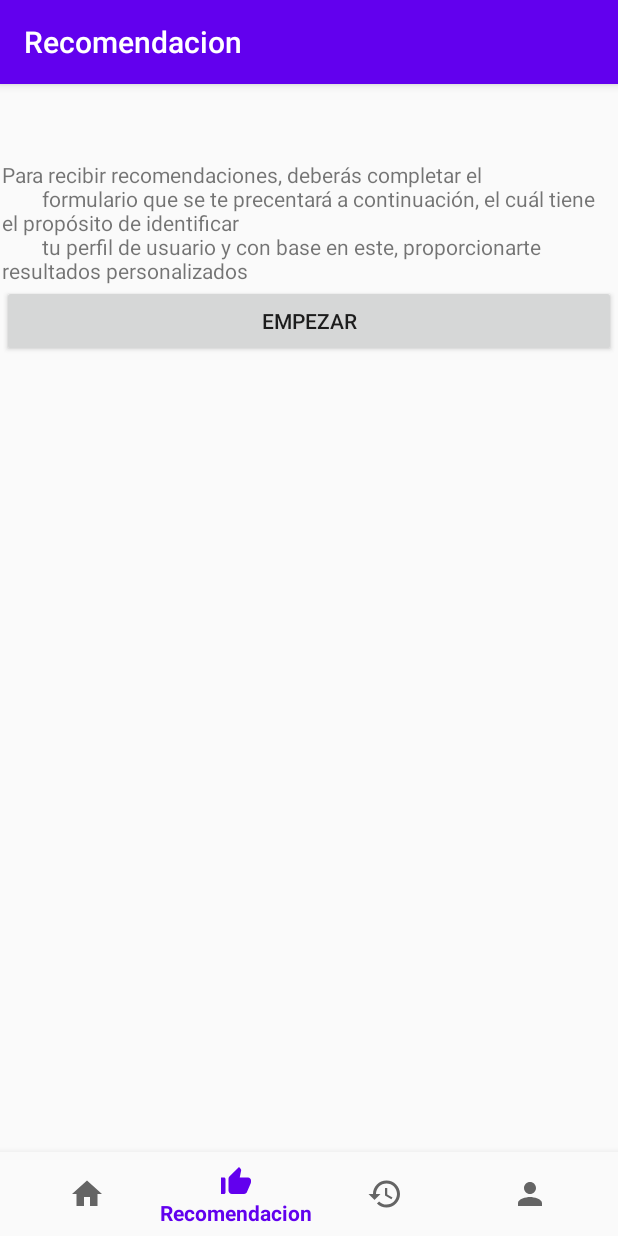
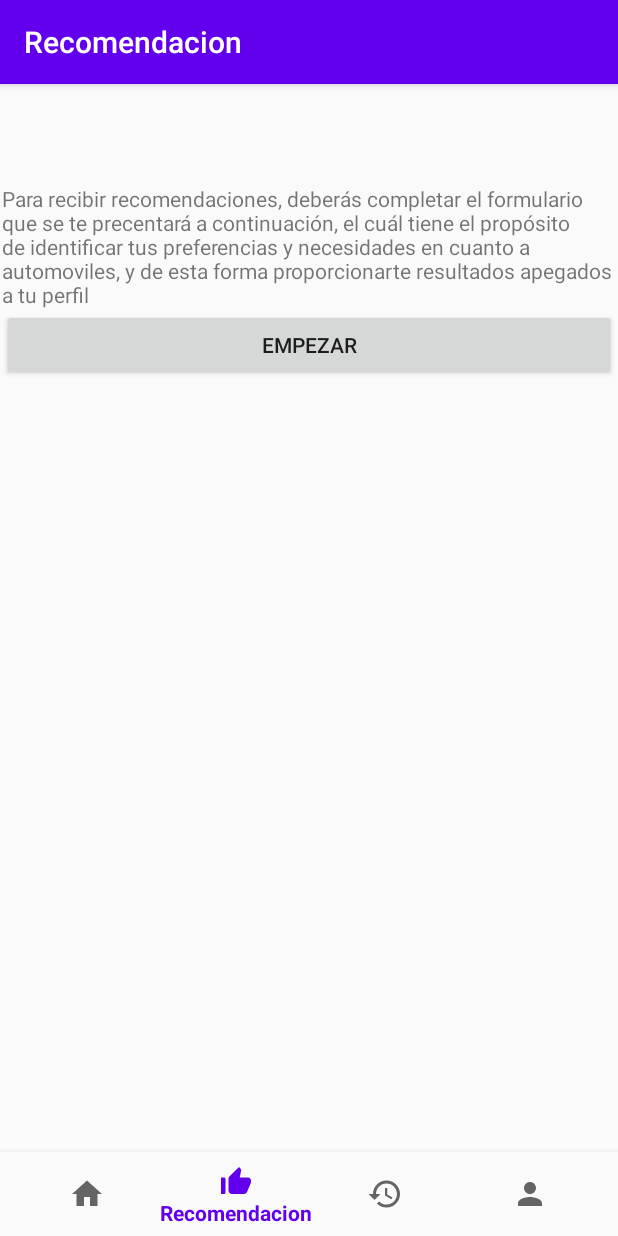
Before and after one commit to bitmarc/Recommender, an Android app: the RecommendationsFragment screen opened through its navigation route, on a phone screen of 412 x 824 dp. Run offline under Robolectric (Android 15) with nearby library versions, the phone set to English and light mode, and no system bars; our stand-ins replace navigation-ui; network calls fail; 4 statements that could not run were skipped.

Commit message:
0.9.6 Se modifico la interfaz grafica y paleta dde colores(beta), se arreglo el error que impedia visualizar el txto de un spinner una vez seleccionado

```diff
--- a/app/src/main/java/com/example/recommender/ui/history/HistoryFragment.java
+++ b/app/src/main/java/com/example/recommender/ui/history/HistoryFragment.java
@@ -70,7 +70,8 @@ public class HistoryFragment extends Fragment implements View.OnClickListener{
         super.onActivityResult(requestCode, resultCode, data);
         if (requestCode == LAUNCH_RECOMMENDATION_RESULT_ACTIVITY_FOR_VIEW) {
             if (resultCode == Activity.RESULT_OK) {
-                Toast.makeText(getActivity(), "ACTUALIZA DATOS", Toast.LENGTH_SHORT).show();
+                //Toast.makeText(getActivity(), "ACTUALIZA DATOS", Toast.LENGTH_SHORT).show();
+                System.out.println("Actualiza datos");
             }
             if (resultCode == Activity.RESULT_CANCELED) {
                 Toast.makeText(getActivity(), "Cancelado", Toast.LENGTH_SHORT).show();
--- a/app/src/main/java/com/example/recommender/ui/recommendations/RecomResult.java
+++ b/app/src/main/java/com/example/recommender/ui/recommendations/RecomResult.java
@@ -161,7 +161,7 @@ public class RecomResult extends AppCompatActivity implements View.OnClickListen
         description.setSingleLine(false);
         sourceString = "<b>" + "A FAVOR: " + "</b> <br> " + score.getPositive() + "<br>"+"<b>" + "En contra: " + "</b> <br> "+score.getNegative();
         description.setText(Html.fromHtml(sourceString));
-        description.setBackgroundResource(R.drawable.tvback);
+        description.setBackgroundResource(R.drawable.tvback);//*********************
         //description.setText(score.getPositive());
         contenedor.addView(description);
 
--- a/app/src/main/java/com/example/recommender/ui/recommendations/RecommendationsFragment.java
+++ b/app/src/main/java/com/example/recommender/ui/recommendations/RecommendationsFragment.java
@@ -48,11 +48,11 @@ public class RecommendationsFragment extends Fragment {
         super.onActivityResult(requestCode, resultCode, data);
         if (requestCode == LAUNCH_RECOMMENDATION_RESULT_ACTIVITY) {
             if (resultCode == Activity.RESULT_OK) {
-                Toast.makeText(getActivity(), "Limpiar pantalla ", Toast.LENGTH_SHORT).show();
+                //Toast.makeText(getActivity(), "Limpiar pantalla ", Toast.LENGTH_SHORT).show();
                 recommendationsViewModel.changeUI(false);
             }
             if (resultCode == Activity.RESULT_CANCELED) {
-                Toast.makeText(getActivity(), "Cancelado", Toast.LENGTH_SHORT).show();
+                //Toast.makeText(getActivity(), "Cancelado", Toast.LENGTH_SHORT).show();
             }
         }
     }
@@ -63,9 +63,7 @@ public class RecommendationsFragment extends Fragment {
         layoutParamsP.setMargins(0, toPixels(20,scale), 0, 0);
         bienvenida = new TextView(context);
         bienvenida.setId(View.generateViewId());
-        bienvenida.setText("Para recibir recomendaciones, deberás completar el\n" +
-                "        formulario que se te precentará a continuación, el cuál tiene el propósito de identificar\n" +
-                "        tu perfil de usuario y con base en este, proporcionarte resultados personalizados");
+        bienvenida.setText(R.string.message_start_recommender);
         parent.addView(bienvenida);
         BtnStart = new Button(context);
         BtnStart.setId(View.generateViewId());
--- /dev/null
+++ b/app/src/main/res/drawable/containerbackdark.xml
@@ -0,0 +1,4 @@
+<shape xmlns:android="http://schemas.android.com/apk/res/android" android:shape="rectangle" >
+    <solid android:color="@color/recomBox1" />
+    <stroke android:width="2dp" android:color="@color/colorPrimary"/>
+</shape>
--- a/app/src/main/res/drawable/tvback.xml
+++ b/app/src/main/res/drawable/tvback.xml
@@ -2,7 +2,7 @@
     android:shape="rectangle" >
 
     <stroke
-        android:width="1dp"
-        android:color="@color/colorPrimaryDark" />
+        android:width="2dp"
+        android:color="@color/recomBox1" />
 
 </shape>
--- a/app/src/main/res/layout/fragment_history.xml
+++ b/app/src/main/res/layout/fragment_history.xml
@@ -35,7 +35,7 @@
         android:layout_width="404dp"
         android:layout_height="655dp"
         android:layout_marginTop="10dp"
-        android:layout_marginBottom="15dp"
+        android:layout_marginBottom="30dp"
         app:layout_constraintBottom_toBottomOf="parent"
         app:layout_constraintEnd_toEndOf="parent"
         app:layout_constraintStart_toStartOf="parent"
--- a/app/src/main/res/values/strings.xml
+++ b/app/src/main/res/values/strings.xml
@@ -1,6 +1,6 @@
 <resources>
     <string name="app_name">RecomendAutos</string>
-    <string name="app_version">Recomendautos v.0.9.3</string>
+    <string name="app_version">Recomendautos v0.9.6</string>
     <string name="app_info">UPIITA-IPN 2020</string>
     <string name="app_developer_email">marcoarojas.95@gmail.com</string>
     <!-- Strings related to login -->
@@ -35,11 +35,8 @@
     <string name="start_text_recom">Empezar</string>
     <string name="send_data_recom">Enviar</string>
 
-    <string name="message_start_recommender">Para recibir recomendaciones, deberás completar el
-        formulario que se te precentará a continuación, el cuál tiene el propósito de identificar
-        tu perfil de usuario y con base en este, proporcionarte resultados personalizados</string>
-
-    <string name="title_form">Selecciona la opcion que creas mas conveniente para cada pregunta y al finalizar presiona Enviar</string>
+    <string name="message_start_recommender"> Para recibir recomendaciones, deberás completar el formulario que se te precentará a continuación, el cuál tiene el propósito de identificar tus preferencias y necesidades en cuanto a automoviles, y de esta forma proporcionarte resultados apegados a tu perfil</string>
+    <string name="title_form">Selecciona la opción que creas más adecuada para cada pregunta, tomando en cuanta tu contexto de vida actual, asi como preferencias y necesidades. Al finalizar presiona Enviar</string>
 
     <string name="no_history">Actualmente no cuentas con un historial de recomendaciones.</string>
 </resources>
```
Also changed, not shown: app/src/main/java/com/example/recommender/ui/recommendations/ItemForm.java (+8 -4 lines), app/src/main/res/layout/dropdownlayout.xml (added, +9 -0 lines).
